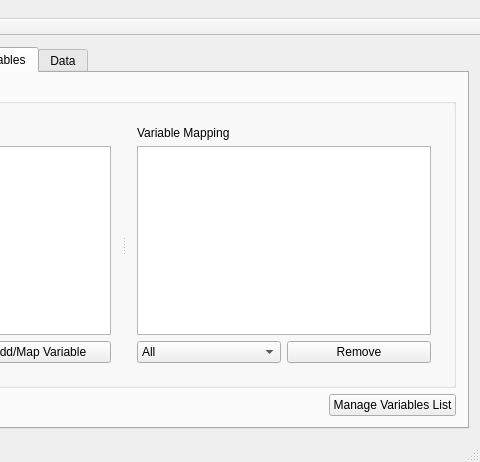
This is src/MacsurAdapter/madmainwindowbase.ui in arkygeek/MAD as Qt 5 draws it before an edit; both pictures show x 232 to 712 and y 0 to 462 of the 712 by 462 pixel window. The edited form follows.
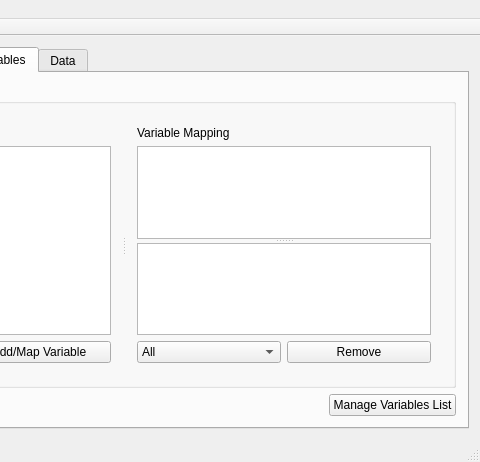
This is the edited form. The open tabs and pages were chosen to show the change. Icons and pictures are not drawn.

```diff
--- a/src/MacsurAdapter/madmainwindowbase.ui
+++ b/src/MacsurAdapter/madmainwindowbase.ui
@@ -415,11 +415,11 @@
           </property>
           <layout class="QGridLayout" name="gridLayout_10">
            <item row="0" column="0">
-            <widget class="QSplitter" name="splitter">
+            <widget class="QSplitter" name="splitter_3">
              <property name="orientation">
               <enum>Qt::Horizontal</enum>
              </property>
-             <widget class="QWidget" name="">
+             <widget class="QWidget" name="layoutWidget">
               <layout class="QGridLayout" name="gridLayout_9">
                <item row="0" column="0">
                 <widget class="QLabel" name="lblVariableTree">
@@ -490,7 +490,13 @@
                 </widget>
                </item>
                <item row="1" column="0" colspan="2">
-                <widget class="QTextEdit" name="tedVariableMapping"/>
+                <widget class="QSplitter" name="splitter">
+                 <property name="orientation">
+                  <enum>Qt::Vertical</enum>
+                 </property>
+                 <widget class="QTreeView" name="treeViewVariables"/>
+                 <widget class="QTextEdit" name="tedVariableMapping"/>
+                </widget>
                </item>
                <item row="2" column="0">
                 <widget class="QComboBox" name="comboBox_2">
```
Left out of the diff: 25 changed lines with no effect on the pictures.
